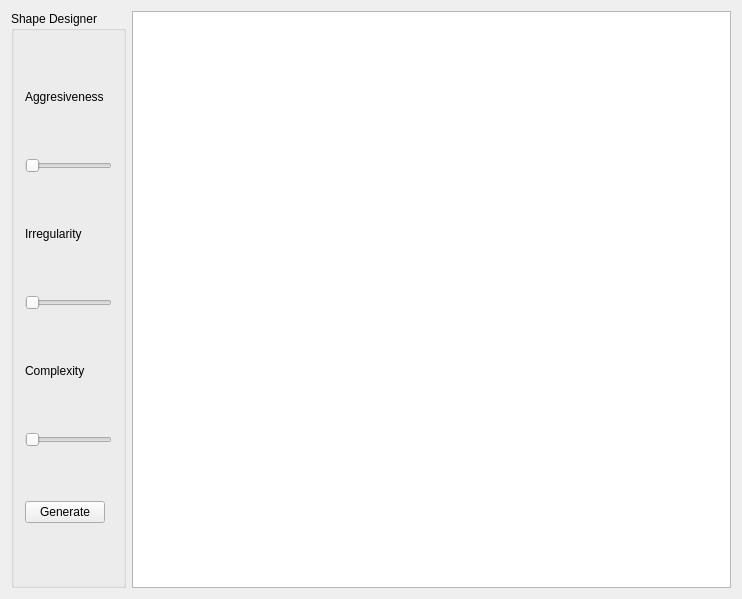
The window that renderingwindow.ui (Wesselmast/CloudWatcher) describes before a commit, drawn with Qt 5.
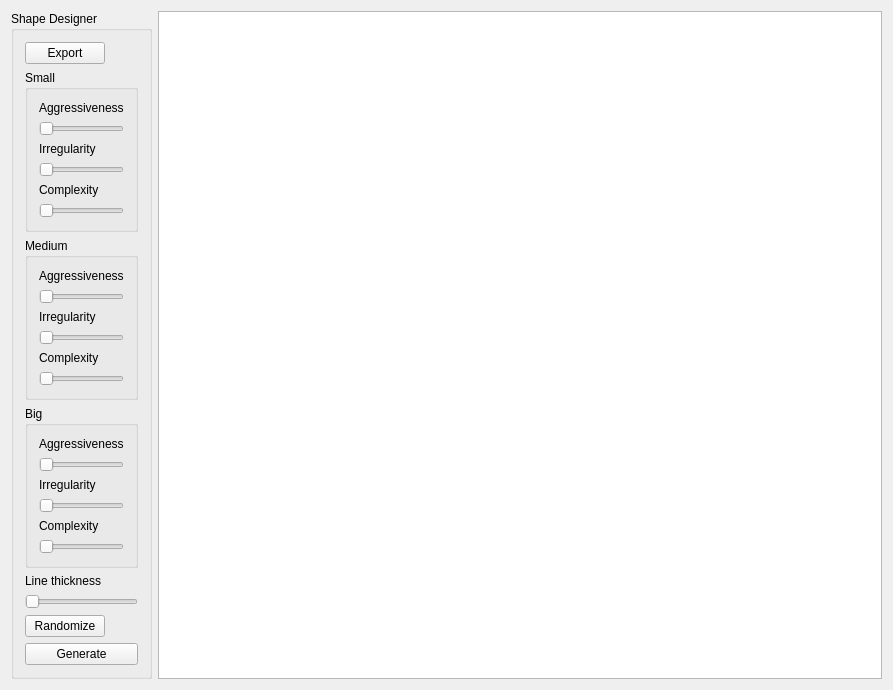
The same window after the commit.

Commit message: Big small medium

Diff of the .ui file:
```diff
--- a/renderingwindow.ui
+++ b/renderingwindow.ui
@@ -6,8 +6,8 @@
    <rect>
     <x>0</x>
     <y>0</y>
-    <width>742</width>
-    <height>599</height>
+    <width>893</width>
+    <height>672</height>
    </rect>
   </property>
   <property name="windowTitle">
@@ -31,7 +31,7 @@
       </property>
       <layout class="QVBoxLayout" name="verticalLayout_2">
        <item>
-        <widget class="QLabel" name="label">
+        <widget class="QPushButton" name="exportButton">
          <property name="sizePolicy">
           <sizepolicy hsizetype="Fixed" vsizetype="Fixed">
            <horstretch>0</horstretch>
@@ -39,39 +39,237 @@
           </sizepolicy>
          </property>
          <property name="text">
-          <string>Aggresiveness</string>
+          <string>Export</string>
          </property>
         </widget>
        </item>
        <item>
-        <widget class="QSlider" name="AggresivenessSlider">
-         <property name="orientation">
-          <enum>Qt::Horizontal</enum>
+        <widget class="QGroupBox" name="groupBox_2">
+         <property name="title">
+          <string>Small</string>
          </property>
+         <layout class="QGridLayout" name="gridLayout">
+          <item row="0" column="0">
+           <widget class="QLabel" name="label">
+            <property name="sizePolicy">
+             <sizepolicy hsizetype="Fixed" vsizetype="Fixed">
+              <horstretch>0</horstretch>
+              <verstretch>0</verstretch>
+             </sizepolicy>
+            </property>
+            <property name="text">
+             <string>Aggressiveness</string>
+            </property>
+           </widget>
+          </item>
+          <item row="1" column="0">
+           <widget class="QSlider" name="AggresivenessSmallSlider">
+            <property name="orientation">
+             <enum>Qt::Horizontal</enum>
+            </property>
+           </widget>
+          </item>
+          <item row="2" column="0">
+           <widget class="QLabel" name="label_2">
+            <property name="sizePolicy">
+             <sizepolicy hsizetype="Fixed" vsizetype="Fixed">
+              <horstretch>0</horstretch>
+              <verstretch>0</verstretch>
+             </sizepolicy>
+            </property>
+            <property name="text">
+             <string>Irregularity</string>
+            </property>
+           </widget>
+          </item>
+          <item row="3" column="0">
+           <widget class="QSlider" name="IrregularitySmallSlider">
+            <property name="orientation">
+             <enum>Qt::Horizontal</enum>
+            </property>
+           </widget>
+          </item>
+          <item row="4" column="0">
+           <widget class="QLabel" name="label_3">
+            <property name="sizePolicy">
+             <sizepolicy hsizetype="Fixed" vsizetype="Fixed">
+              <horstretch>0</horstretch>
+              <verstretch>0</verstretch>
+             </sizepolicy>
+            </property>
+            <property name="text">
+             <string>Complexity</string>
+            </property>
+           </widget>
+          </item>
+          <item row="5" column="0">
+           <widget class="QSlider" name="ComplexitySmallSlider">
+            <property name="minimum">
+             <number>5</number>
+            </property>
+            <property name="maximum">
+             <number>25</number>
+            </property>
+            <property name="orientation">
+             <enum>Qt::Horizontal</enum>
+            </property>
+           </widget>
+          </item>
+         </layout>
         </widget>
        </item>
        <item>
-        <widget class="QLabel" name="label_2">
-         <property name="sizePolicy">
-          <sizepolicy hsizetype="Fixed" vsizetype="Fixed">
-           <horstretch>0</horstretch>
-           <verstretch>0</verstretch>
-          </sizepolicy>
+        <widget class="QGroupBox" name="groupBox_3">
+         <property name="title">
+          <string>Medium</string>
          </property>
-         <property name="text">
-          <string>Irregularity</string>
-         </property>
+         <layout class="QGridLayout" name="gridLayout_2">
+          <item row="2" column="0">
+           <widget class="QLabel" name="label_6">
+            <property name="sizePolicy">
+             <sizepolicy hsizetype="Preferred" vsizetype="Fixed">
+              <horstretch>0</horstretch>
+              <verstretch>0</verstretch>
+             </sizepolicy>
+            </property>
+            <property name="text">
+             <string>Irregularity</string>
+            </property>
+           </widget>
+          </item>
+          <item row="1" column="0">
+           <widget class="QSlider" name="AggresivenessMediumSlider">
+            <property name="orientation">
+             <enum>Qt::Horizontal</enum>
+            </property>
+           </widget>
+          </item>
+          <item row="4" column="0">
+           <widget class="QLabel" name="label_7">
+            <property name="sizePolicy">
+             <sizepolicy hsizetype="Preferred" vsizetype="Fixed">
+              <horstretch>0</horstretch>
+              <verstretch>0</verstretch>
+             </sizepolicy>
+            </property>
+            <property name="text">
+             <string>Complexity</string>
+            </property>
+           </widget>
+          </item>
+          <item row="0" column="0">
+           <widget class="QLabel" name="label_5">
+            <property name="sizePolicy">
+             <sizepolicy hsizetype="Fixed" vsizetype="Fixed">
+              <horstretch>0</horstretch>
+              <verstretch>0</verstretch>
+             </sizepolicy>
+            </property>
+            <property name="text">
+             <string>Aggressiveness</string>
+            </property>
+           </widget>
+          </item>
+          <item row="3" column="0">
+           <widget class="QSlider" name="IrregularityMediumSlider">
+            <property name="orientation">
+             <enum>Qt::Horizontal</enum>
+            </property>
+           </widget>
+          </item>
+          <item row="5" column="0">
+           <widget class="QSlider" name="ComplexityMediumSlider">
+            <property name="minimum">
+             <number>5</number>
+            </property>
+            <property name="maximum">
+             <number>25</number>
+            </property>
+            <property name="orientation">
+             <enum>Qt::Horizontal</enum>
+            </property>
+           </widget>
+          </item>
+         </layout>
         </widget>
        </item>
        <item>
-        <widget class="QSlider" name="IrregularitySlider">
-         <property name="orientation">
-          <enum>Qt::Horizontal</enum>
+        <widget class="QGroupBox" name="groupBox_4">
+         <property name="title">
+          <string>Big</string>
          </property>
+         <layout class="QGridLayout" name="gridLayout_3">
+          <item row="0" column="0">
+           <widget class="QLabel" name="label_8">
+            <property name="sizePolicy">
+             <sizepolicy hsizetype="Preferred" vsizetype="Fixed">
+              <horstretch>0</horstretch>
+              <verstretch>0</verstretch>
+             </sizepolicy>
+            </property>
+            <property name="text">
+             <string>Aggressiveness</string>
+            </property>
+           </widget>
+          </item>
+          <item row="2" column="0">
+           <widget class="QLabel" name="label_9">
+            <property name="sizePolicy">
+             <sizepolicy hsizetype="Preferred" vsizetype="Fixed">
+              <horstretch>0</horstretch>
+              <verstretch>0</verstretch>
+             </sizepolicy>
+            </property>
+            <property name="text">
+             <string>Irregularity</string>
+            </property>
+           </widget>
+          </item>
+          <item row="3" column="0">
+           <widget class="QSlider" name="IrregularityBigSlider">
+            <property name="orientation">
+             <enum>Qt::Horizontal</enum>
+            </property>
+           </widget>
+          </item>
+          <item row="4" column="0">
+           <widget class="QLabel" name="label_10">
+            <property name="sizePolicy">
+             <sizepolicy hsizetype="Preferred" vsizetype="Fixed">
+              <horstretch>0</horstretch>
+              <verstretch>0</verstretch>
+             </sizepolicy>
+            </property>
+            <property name="text">
+             <string>Complexity</string>
+            </property>
+           </widget>
+          </item>
+          <item row="1" column="0">
+           <widget class="QSlider" name="AggresivenessBigSlider">
+            <property name="orientation">
+             <enum>Qt::Horizontal</enum>
+            </property>
+           </widget>
+          </item>
+          <item row="5" column="0">
+           <widget class="QSlider" name="ComplexityBigSlider">
+            <property name="minimum">
+             <number>5</number>
+            </property>
+            <property name="maximum">
+             <number>25</number>
+            </property>
+            <property name="orientation">
+             <enum>Qt::Horizontal</enum>
+            </property>
+           </widget>
+          </item>
+         </layout>
         </widget>
        </item>
        <item>
-        <widget class="QLabel" name="label_3">
+        <widget class="QLabel" name="label_4">
          <property name="sizePolicy">
           <sizepolicy hsizetype="Fixed" vsizetype="Fixed">
            <horstretch>0</horstretch>
@@ -79,27 +277,40 @@
           </sizepolicy>
          </property>
          <property name="text">
-          <string>Complexity</string>
+          <string>Line thickness</string>
          </property>
         </widget>
        </item>
        <item>
         <widget class="QSlider" name="ComplexitySlider">
          <property name="minimum">
-          <number>5</number>
+          <number>2</number>
          </property>
          <property name="maximum">
-          <number>30</number>
+          <number>15</number>
          </property>
          <property name="orientation">
           <enum>Qt::Horizontal</enum>
          </property>
         </widget>
        </item>
+       <item>
+        <widget class="QPushButton" name="randomizeButton">
+         <property name="sizePolicy">
+          <sizepolicy hsizetype="Fixed" vsizetype="Fixed">
+           <horstretch>0</horstretch>
+           <verstretch>0</verstretch>
+          </sizepolicy>
+         </property>
+         <property name="text">
+          <string>Randomize</string>
+         </property>
+        </widget>
+       </item>
        <item>
         <widget class="QPushButton" name="generateButton">
          <property name="sizePolicy">
-          <sizepolicy hsizetype="Fixed" vsizetype="Fixed">
+          <sizepolicy hsizetype="Preferred" vsizetype="Fixed">
            <horstretch>0</horstretch>
            <verstretch>0</verstretch>
           </sizepolicy>
```
Left out of the diff: 4 changed lines with no effect on the pictures. The commit also changes 16 other files.
